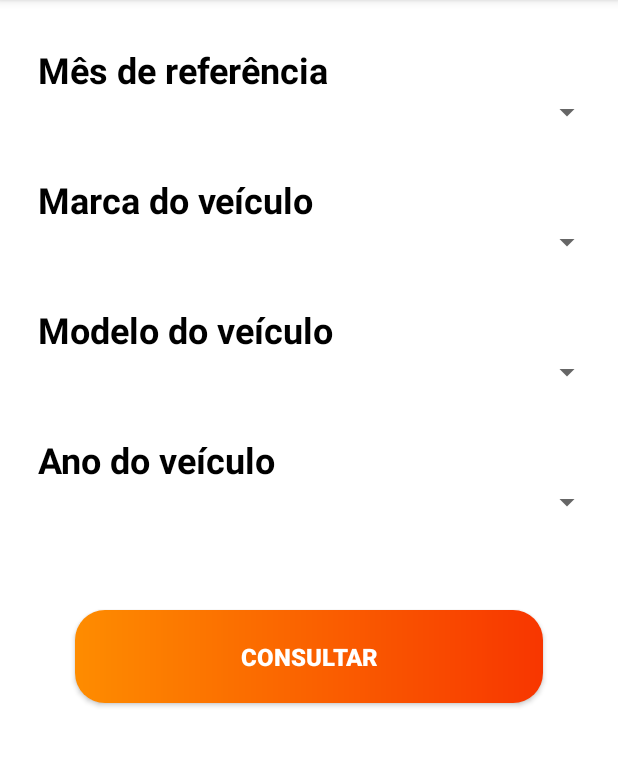
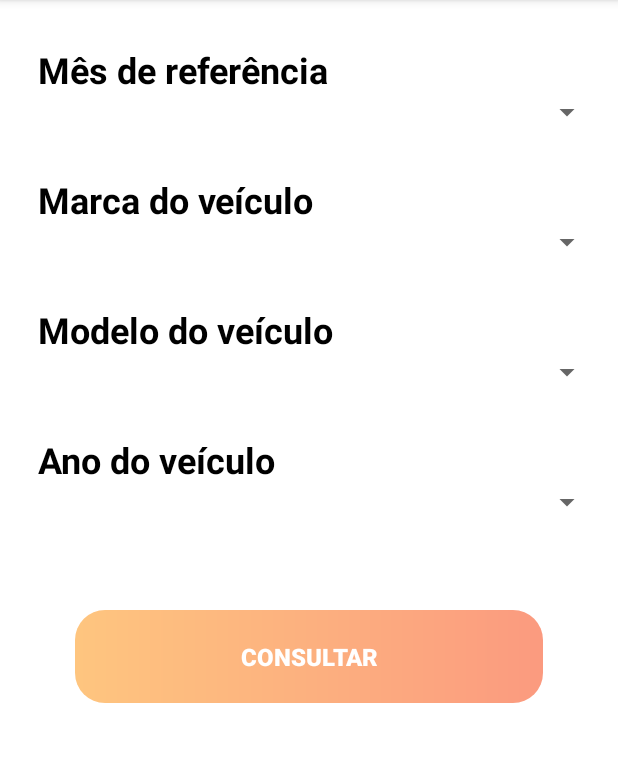
Before and after one commit to dylan402/app-check-veiculos, an Android app: the fragment FipeConsultaFragment shown on its own in the app's theme, on a phone screen of 412 x 824 dp, the part 84-851 px from its top. Run offline under Robolectric (Android 15) with nearby library versions, the phone set to English and light mode, and no system bars; libraries missing offline, so code that uses them is left out: com.toptoche.searchablespinnerlibrary; plain views replace SearchableSpinner; 4 statements that could not run were skipped.

Commit message:
Desabilitando botão de consulta

```diff
--- a/app/src/main/java/br/checkveiculos/appcheckveiculos/activities/ui/fipeconsulta/FipeConsultaFragment.java
+++ b/app/src/main/java/br/checkveiculos/appcheckveiculos/activities/ui/fipeconsulta/FipeConsultaFragment.java
@@ -60,6 +60,8 @@ public class FipeConsultaFragment extends Fragment {
         binding.fipeSpinnerMarca.setTitle("Selecione uma marca");
         binding.fipeSpinnerModelo.setTitle("Selecione um modelo");
         binding.fipeSpinnerAno.setTitle("Selecione o ano do modelo");
+        binding.fipeButtonConsulta.setAlpha(0.5f);
+        binding.fipeButtonConsulta.setEnabled(false);
 
         this.buscarMesesReferencia();
 
@@ -320,8 +322,12 @@ public class FipeConsultaFragment extends Fragment {
                             Log.i("onItemSelected", "Selecionou o ano de modelo na posição " + position + ".");
                             if (position > 0) {
                                 anoModeloSelecionado = (FipeAnoModelo) parent.getItemAtPosition(position);
+                                binding.fipeButtonConsulta.setAlpha(1f);
+                                binding.fipeButtonConsulta.setEnabled(true);
                             } else {
                                 anoModeloSelecionado = null;
+                                binding.fipeButtonConsulta.setAlpha(0.5f);
+                                binding.fipeButtonConsulta.setEnabled(false);
                             }
                         }
 
```
